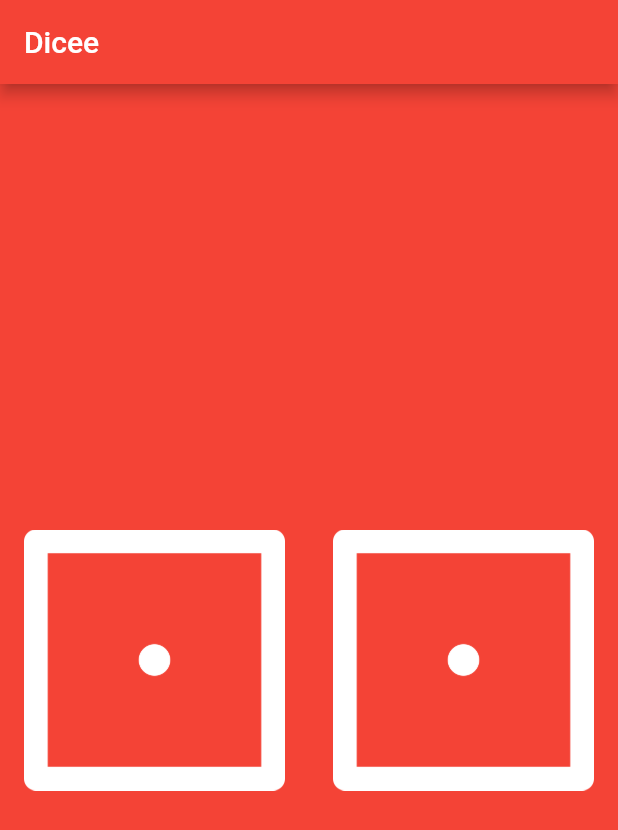
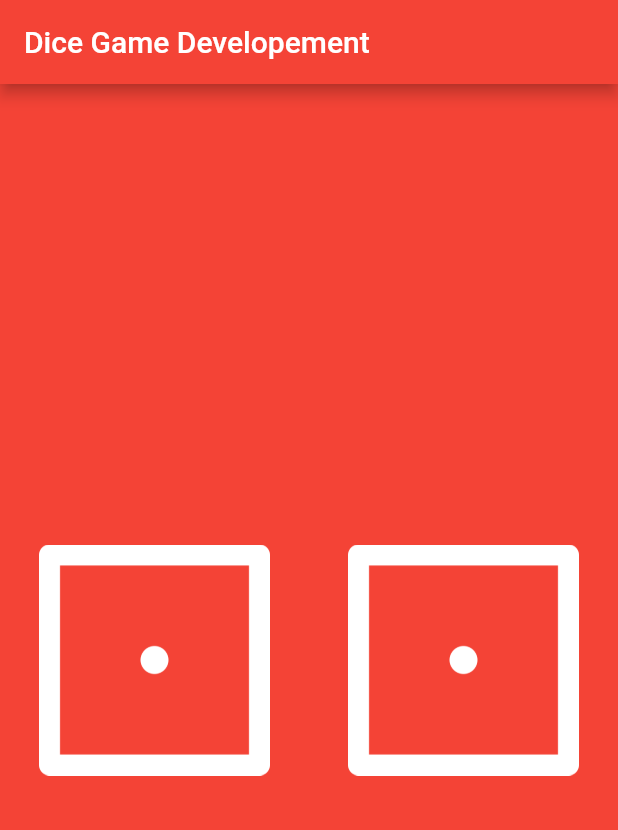
Before and after one commit to praveendb1/dicee-small-game, a Flutter app: the screen it shows after launch, on a phone screen of 412 x 824 dp. Shown: the top 830 px of the screen. Run offline on Flutter 3.47's test engine with Material 2 defaults, Android fonts, the phone set to English and light mode, and no system bars.

Commit message:
Update main.dart

```diff
--- a/lib/main.dart
+++ b/lib/main.dart
@@ -1,4 +1,5 @@
 import 'package:flutter/material.dart';
+import 'dart:math';
 
 void main() {
   return runApp(
@@ -6,7 +7,7 @@ void main() {
       home: Scaffold(
         backgroundColor: Colors.red,
         appBar: AppBar(
-          title: Text('Dicee'),
+          title: Text('Dice Game Developement'),
           backgroundColor: Colors.red,
         ),
         body: DicePage(),
@@ -15,7 +16,28 @@ void main() {
   );
 }
 
-class DicePage extends StatelessWidget {
+class DicePage extends StatefulWidget {
+  @override
+  _DicePageState createState() => _DicePageState();
+}
+
+class _DicePageState extends State<DicePage> {
+  int lleftDiceNumbe = 1;
+  int rightDiceNumbe = 1;
+
+
+  void DiceFunction() {
+    setState(() {
+      lleftDiceNumbe = Random().nextInt(6) + 1;
+    });
+  }
+
+  void DiceFunction2() {
+    setState(() {
+      rightDiceNumbe = Random().nextInt(6) + 1;
+    });
+  }
+
   @override
   Widget build(BuildContext context) {
     return Center(
@@ -23,14 +45,30 @@ class DicePage extends StatelessWidget {
         children: <Widget>[
           Expanded(
             child: Padding(
-              padding: const EdgeInsets.all(16.0),
-              child: Image.asset('images/dice1.png'),
+              padding: EdgeInsets.all(10.0),
+              child: FlatButton(
+                onPressed: () {
+                  DiceFunction();
+                },
+                child: Image(
+                  image: AssetImage('images/dice$lleftDiceNumbe.png'),
+                ),
+              ),
             ),
           ),
           Expanded(
             child: Padding(
-              padding: const EdgeInsets.all(16.0),
-              child: Image.asset('images/dice1.png'),
+              padding: EdgeInsets.all(10.0),
+              child: FlatButton(
+                onPressed: () {
+                  setState(() {
+                    DiceFunction2();
+                  });
+                },
+                child: Image(
+                  image: AssetImage('images/dice$rightDiceNumbe.png'),
+                ),
+              ),
             ),
           )
         ],
```
